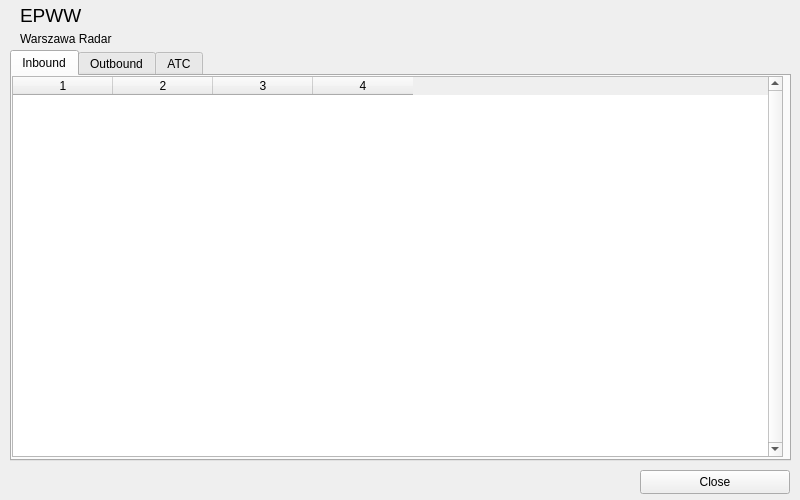
Qt form source/ui/resources/FirDetailsWindow.ui (Vatsinator/vatsinator-legacy) before a commit.
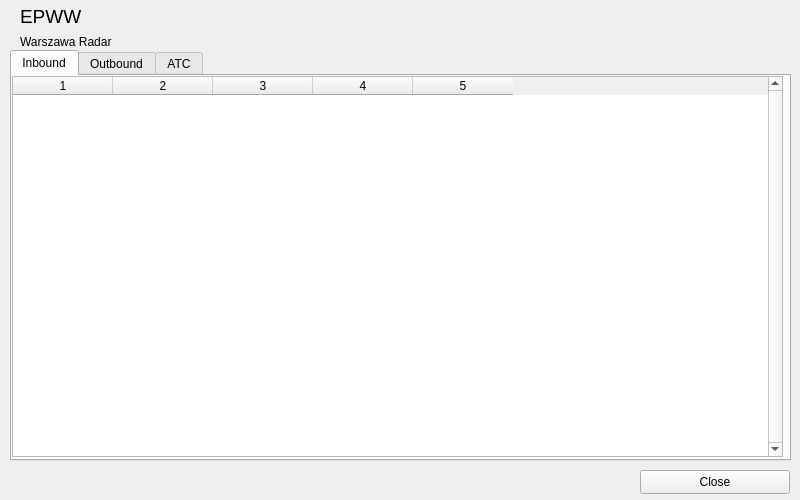
The same form after that commit. Icons and pictures are not drawn.

What changed in the file:
```diff
--- a/source/ui/resources/FirDetailsWindow.ui
+++ b/source/ui/resources/FirDetailsWindow.ui
@@ -41,7 +41,7 @@
      <x>20</x>
      <y>5</y>
      <width>761</width>
-     <height>41</height>
+     <height>45</height>
     </rect>
    </property>
    <layout class="QVBoxLayout" name="verticalLayout">
@@ -122,7 +122,7 @@
       <bool>false</bool>
      </property>
      <property name="columnCount">
-      <number>4</number>
+      <number>5</number>
      </property>
      <attribute name="verticalHeaderVisible">
       <bool>false</bool>
@@ -131,6 +131,7 @@
      <column/>
      <column/>
      <column/>
+     <column/>
     </widget>
    </widget>
    <widget class="QWidget" name="OutboundTab">
```
Left out of the diff: 3 changed lines with no effect on the pictures.
